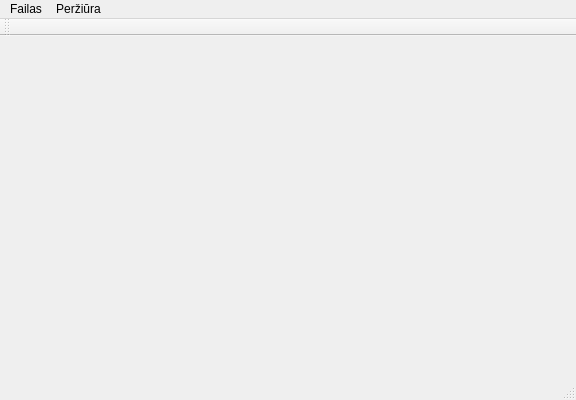
Old version of the form duombaze/mainwindow.ui in the repository Tautvydas2019/Diplomas.
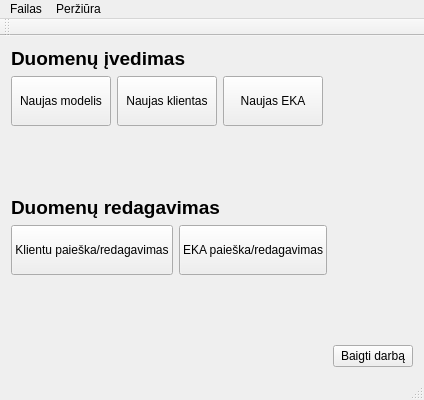
New version of the form.

Commit message: EKA edit form +edit data +search +delete

```diff
--- a/duombaze/mainwindow.ui
+++ b/duombaze/mainwindow.ui
@@ -6,20 +6,146 @@
    <rect>
     <x>0</x>
     <y>0</y>
-    <width>576</width>
+    <width>424</width>
     <height>400</height>
    </rect>
   </property>
   <property name="windowTitle">
    <string>MainWindow</string>
   </property>
-  <widget class="QWidget" name="centralWidget"/>
+  <widget class="QWidget" name="centralWidget">
+   <layout class="QGridLayout" name="gridLayout">
+    <item row="2" column="1">
+     <widget class="QPushButton" name="pushButton_close">
+      <property name="minimumSize">
+       <size>
+        <width>80</width>
+        <height>0</height>
+       </size>
+      </property>
+      <property name="maximumSize">
+       <size>
+        <width>80</width>
+        <height>16777215</height>
+       </size>
+      </property>
+      <property name="text">
+       <string>Baigti darbą</string>
+      </property>
+     </widget>
+    </item>
+    <item row="0" column="0">
+     <layout class="QFormLayout" name="formLayout">
+      <item row="0" column="0">
+       <widget class="QLabel" name="label_insert">
+        <property name="text">
+         <string>&lt;html&gt;&lt;head/&gt;&lt;body&gt;&lt;p&gt;&lt;span style=&quot; font-size:14pt; font-weight:600;&quot;&gt;Duomenų įvedimas&lt;/span&gt;&lt;/p&gt;&lt;/body&gt;&lt;/html&gt;</string>
+        </property>
+       </widget>
+      </item>
+      <item row="1" column="0">
+       <layout class="QHBoxLayout" name="horizontalLayout">
+        <item>
+         <widget class="QPushButton" name="pushButton_model">
+          <property name="minimumSize">
+           <size>
+            <width>100</width>
+            <height>50</height>
+           </size>
+          </property>
+          <property name="text">
+           <string>Naujas modelis</string>
+          </property>
+         </widget>
+        </item>
+        <item>
+         <widget class="QPushButton" name="pushButton_client">
+          <property name="minimumSize">
+           <size>
+            <width>100</width>
+            <height>50</height>
+           </size>
+          </property>
+          <property name="text">
+           <string>Naujas klientas</string>
+          </property>
+         </widget>
+        </item>
+        <item>
+         <widget class="QPushButton" name="pushButton_eka">
+          <property name="minimumSize">
+           <size>
+            <width>100</width>
+            <height>50</height>
+           </size>
+          </property>
+          <property name="text">
+           <string>Naujas EKA</string>
+          </property>
+         </widget>
+        </item>
+       </layout>
+      </item>
+     </layout>
+    </item>
+    <item row="1" column="0">
+     <layout class="QFormLayout" name="formLayout_2">
+      <property name="fieldGrowthPolicy">
+       <enum>QFormLayout::AllNonFixedFieldsGrow</enum>
+      </property>
+      <item row="0" column="0">
+       <widget class="QLabel" name="label_edit">
+        <property name="text">
+         <string>&lt;html&gt;&lt;head/&gt;&lt;body&gt;&lt;p&gt;&lt;span style=&quot; font-size:14pt; font-weight:600;&quot;&gt;Duomenų redagavimas&lt;/span&gt;&lt;/p&gt;&lt;/body&gt;&lt;/html&gt;</string>
+        </property>
+       </widget>
+      </item>
+      <item row="1" column="0">
+       <layout class="QHBoxLayout" name="horizontalLayout_2">
+        <item>
+         <widget class="QPushButton" name="pushButton_clientedit">
+          <property name="minimumSize">
+           <size>
+            <width>145</width>
+            <height>50</height>
+           </size>
+          </property>
+          <property name="text">
+           <string>Klientu paieška/redagavimas</string>
+          </property>
+         </widget>
+        </item>
+        <item>
+         <widget class="QPushButton" name="pushButton_ekaedit">
+          <property name="minimumSize">
+           <size>
+            <width>145</width>
+            <height>50</height>
+           </size>
+          </property>
+          <property name="maximumSize">
+           <size>
+            <width>15564987</width>
+            <height>16777215</height>
+           </size>
+          </property>
+          <property name="text">
+           <string>EKA paieška/redagavimas</string>
+          </property>
+         </widget>
+        </item>
+       </layout>
+      </item>
+     </layout>
+    </item>
+   </layout>
+  </widget>
   <widget class="QMenuBar" name="menuBar">
    <property name="geometry">
     <rect>
      <x>0</x>
      <y>0</y>
-     <width>576</width>
+     <width>424</width>
      <height>21</height>
     </rect>
    </property>
```
Left out of the diff: 19 changed lines with no effect on the pictures. The commit also changes 8 other files.
